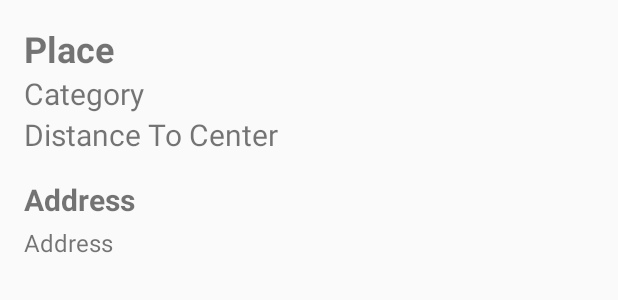
After one commit to alexstolzberg/PlacesSearch, an Android app: the layout content_details.xml on its own in the app's theme, with its tools: preview values and no code run, on a phone screen of 412 x 824 dp. The commit adds this screen. Shown: the top 300 px of the screen. Run offline under Robolectric (Android 15) with nearby library versions, the phone set to English and light mode, and no system bars.

Commit message:
Added collapsing toolbar layout for detail page and added initial data binding

```diff
--- a/app/src/main/java/com/stolz/placessearch/MapFragment.kt
+++ b/app/src/main/java/com/stolz/placessearch/MapFragment.kt
@@ -4,6 +4,7 @@ import android.os.Bundle
 import android.view.LayoutInflater
 import android.view.View
 import android.view.ViewGroup
+import androidx.appcompat.app.AppCompatActivity
 import androidx.databinding.DataBindingUtil
 import androidx.fragment.app.Fragment
 import com.stolz.placessearch.databinding.FragmentMapBinding
@@ -15,6 +16,7 @@ class MapFragment : Fragment() {
     ): View? {
         val binding: FragmentMapBinding =
             DataBindingUtil.inflate(inflater, R.layout.fragment_map, container, false)
+        (activity as AppCompatActivity).supportActionBar?.show()
         return binding.root
     }
 }
--- a/app/src/main/java/com/stolz/placessearch/SearchFragment.kt
+++ b/app/src/main/java/com/stolz/placessearch/SearchFragment.kt
@@ -4,6 +4,7 @@ import android.os.Bundle
 import android.view.LayoutInflater
 import android.view.View
 import android.view.ViewGroup
+import androidx.appcompat.app.AppCompatActivity
 import androidx.appcompat.widget.SearchView
 import androidx.databinding.DataBindingUtil
 import androidx.fragment.app.Fragment
@@ -28,6 +29,9 @@ class SearchFragment : Fragment(), TypeAheadSuggestionClickedListener, PlaceClic
     ): View? {
         binding = DataBindingUtil.inflate(inflater, R.layout.fragment_search, container, false)
         binding.lifecycleOwner = this
+
+        (activity as AppCompatActivity).supportActionBar?.show()
+
 
         binding.viewModel = searchViewModel
 
@@ -67,6 +71,6 @@ class SearchFragment : Fragment(), TypeAheadSuggestionClickedListener, PlaceClic
 
     override fun onPlaceClicked(clickedPlace: Place) {
         view?.findNavController()
-            ?.navigate(SearchFragmentDirections.actionSearchFragmentToDetailFragment())
+            ?.navigate(SearchFragmentDirections.actionSearchFragmentToDetailFragment(clickedPlace))
     }
 }
--- a/app/src/main/java/com/stolz/placessearch/model/Place.kt
+++ b/app/src/main/java/com/stolz/placessearch/model/Place.kt
@@ -6,7 +6,7 @@ import com.google.android.gms.maps.model.LatLng
 
 class Place(
     val id: String?,
-    val name: String?,
+    val name: String,
     val category: String?,
     val address: String?,
     val location: LatLng?,
--- /dev/null
+++ b/app/src/main/res/layout/content_details.xml
@@ -0,0 +1,118 @@
+<?xml version="1.0" encoding="utf-8"?>
+<layout xmlns:android="http://schemas.android.com/apk/res/android"
+    xmlns:app="http://schemas.android.com/apk/res-auto"
+    xmlns:tools="http://schemas.android.com/tools"
+    tools:context=".DetailFragment">
+
+    <androidx.core.widget.NestedScrollView
+        android:layout_width="match_parent"
+        android:layout_height="match_parent"
+        app:layout_behavior="@string/appbar_scrolling_view_behavior">
+
+        <androidx.constraintlayout.widget.ConstraintLayout
+            android:layout_width="match_parent"
+            android:layout_height="match_parent"
+            android:layout_margin="16dp">
+
+            <TextView
+                android:id="@+id/name"
+                android:layout_width="wrap_content"
+                android:layout_height="wrap_content"
+                android:text="Place"
+                android:textSize="24sp"
+                android:textStyle="bold"
+                app:layout_constraintStart_toStartOf="parent"
+                app:layout_constraintTop_toTopOf="parent"
+                tools:layout_editor_absoluteY="0dp" />
+
+            <TextView
+                android:id="@+id/category"
+                android:layout_width="wrap_content"
+                android:layout_height="wrap_content"
+                android:text="Category"
+                android:textSize="20sp"
+                app:layout_constraintStart_toStartOf="parent"
+                app:layout_constraintTop_toBottomOf="@+id/name" />
+
+            <TextView
+                android:id="@+id/distance_to_center"
+                android:layout_width="wrap_content"
+                android:layout_height="wrap_content"
+                android:text="Distance To Center"
+                android:textSize="20sp"
+                app:layout_constraintStart_toStartOf="parent"
+                app:layout_constraintTop_toBottomOf="@+id/category" />
+
+            <TextView
+                android:id="@+id/address_title"
+                android:layout_width="wrap_content"
+                android:layout_height="wrap_content"
+                android:layout_marginTop="16dp"
+                android:text="Address"
+                android:textSize="20sp"
+                android:textStyle="bold"
+                app:layout_constraintStart_toStartOf="parent"
+                app:layout_constraintTop_toBottomOf="@+id/distance_to_center" />
+
+            <TextView
+                android:id="@+id/address"
+                android:layout_width="wrap_content"
+                android:layout_height="wrap_content"
+                android:layout_marginTop="4dp"
+                android:autoLink="map"
+                android:text="Address"
+                android:textSize="16sp"
+                app:layout_constraintStart_toStartOf="parent"
+                app:layout_constraintTop_toBottomOf="@+id/address_title" />
+
+            <TextView
+                android:id="@+id/website_title"
+                android:layout_width="wrap_content"
+                android:layout_height="wrap_content"
+                android:layout_marginTop="16dp"
+                android:text="Website"
+                android:textSize="20sp"
+                android:textStyle="bold"
+                android:visibility="gone"
+                app:layout_constraintStart_toStartOf="parent"
+                app:layout_constraintTop_toBottomOf="@+id/address" />
+
+            <TextView
+                android:id="@+id/website"
+                android:layout_width="wrap_content"
+                android:layout_height="wrap_content"
+                android:layout_marginTop="4dp"
+                android:autoLink="web"
+                android:text="Website"
+                android:textSize="16sp"
+                android:visibility="gone"
+                app:layout_constraintStart_toStartOf="parent"
+                app:layout_constraintTop_toBottomOf="@id/website_title" />
+
+            <TextView
+                android:id="@+id/phone_title"
+                android:layout_width="wrap_content"
+                android:layout_height="wrap_content"
+                android:layout_marginTop="16dp"
+                android:text="Phone Number"
+                android:textSize="20sp"
+                android:textStyle="bold"
+                android:visibility="gone"
+                app:layout_constraintStart_toStartOf="parent"
+                app:layout_constraintTop_toBottomOf="@+id/website" />
+
+            <TextView
+                android:id="@+id/phone"
+                android:layout_width="wrap_content"
+                android:layout_height="wrap_content"
+                android:layout_marginTop="4dp"
+                android:text="Phone Number"
+                android:textSize="16sp"
+                android:visibility="gone"
+                app:layout_constraintStart_toStartOf="parent"
+                app:layout_constraintTop_toBottomOf="@id/phone_title" />
+
+        </androidx.constraintlayout.widget.ConstraintLayout>
+
+    </androidx.core.widget.NestedScrollView>
+</layout>
--- a/app/src/main/res/values/styles.xml
+++ b/app/src/main/res/values/styles.xml
@@ -7,4 +7,6 @@
         <item name="colorPrimaryDark">@color/colorPrimaryDark</item>
         <item name="colorAccent">@color/colorAccent</item>
     </style>
+
+    <style name="AppTheme.AppBarOverlay" parent="ThemeOverlay.AppCompat.Dark.ActionBar" />
 </resources>
```
Also changed, not shown: app/src/main/java/com/stolz/placessearch/DetailFragment.kt (+38 -6 lines), app/src/main/java/com/stolz/placessearch/DetailViewModel.kt (added, +11 -0 lines), app/src/main/java/com/stolz/placessearch/Utils.kt (+12 -0 lines), app/src/main/res/layout/activity_main.xml (+3 -4 lines), app/src/main/res/layout/fragment_detail.xml (+38 -2 lines), app/src/main/res/navigation/nav_graph.xml (+7 -2 lines).
